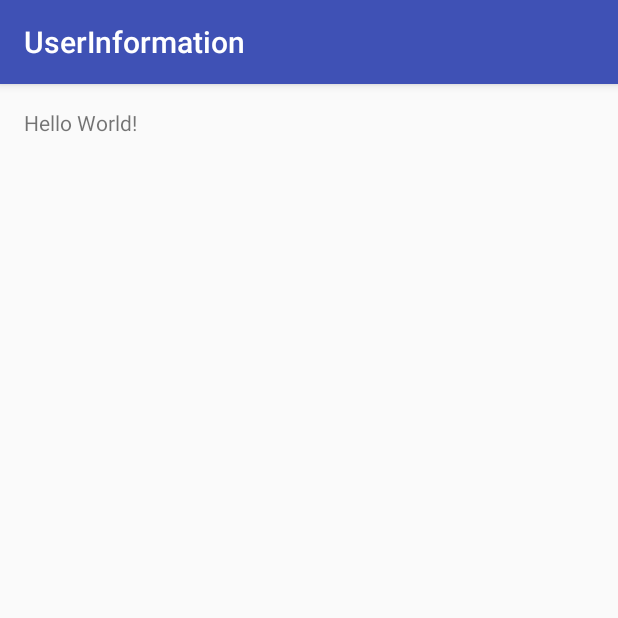
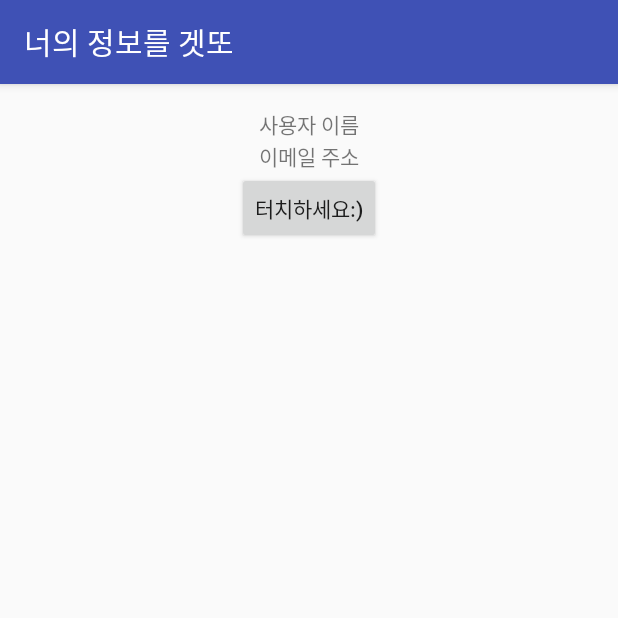
Before and after one commit to akgksqls6521/UserInformation, an Android app: the screen it shows after launch (MainActivity), on a phone screen of 412 x 824 dp, the top half of it. Run offline under Robolectric (Android 15) with nearby library versions, the phone set to English and light mode, and no system bars.

Commit message:
#1 Edit MainActivity UI

```diff
--- a/app/src/main/res/layout/activity_main.xml
+++ b/app/src/main/res/layout/activity_main.xml
@@ -1,5 +1,5 @@
 <?xml version="1.0" encoding="utf-8"?>
-<RelativeLayout xmlns:android="http://schemas.android.com/apk/res/android"
+<LinearLayout xmlns:android="http://schemas.android.com/apk/res/android"
     xmlns:tools="http://schemas.android.com/tools"
     android:layout_width="match_parent"
     android:layout_height="match_parent"
@@ -7,10 +7,26 @@
     android:paddingLeft="@dimen/activity_horizontal_margin"
     android:paddingRight="@dimen/activity_horizontal_margin"
     android:paddingTop="@dimen/activity_vertical_margin"
-    tools:context="kr.hs.emirim.qls6521.userinformation.MainActivity">
+    tools:context="kr.hs.emirim.qls6521.userinformation.MainActivity"
+    android:orientation="vertical"
+    android:gravity="center_horizontal"><!--layout_gravity는 현재 요소를 부모의 어느쪽에 배치할래? 그냥 gravity는 내가 있는 요소의 자식요소들을 정렬하겠다 ! -->
 
     <TextView
         android:layout_width="wrap_content"
         android:layout_height="wrap_content"
-        android:text="Hello World!" />
-</RelativeLayout>
+        android:text="@string/text_name"
+        android:id="@+id/text_name"/>
+
+    <TextView
+        android:layout_width="wrap_content"
+        android:layout_height="wrap_content"
+        android:text="@string/text_email"
+        android:id="@+id/text_email"/>
+
+    <Button
+        android:layout_width="wrap_content"
+        android:layout_height="wrap_content"
+        android:id="@+id/but"
+        android:text="@string/but_str"/>
+
+</LinearLayout>
--- a/app/src/main/res/values/strings.xml
+++ b/app/src/main/res/values/strings.xml
@@ -1,3 +1,6 @@
 <resources>
-    <string name="app_name">UserInformation</string>
+    <string name="app_name">너의 정보를 겟또</string>
+    <string name="text_name">사용자 이름</string>
+    <string name="text_email">이메일 주소</string>
+    <string name="but_str">터치하세요:)</string>
 </resources>
```
